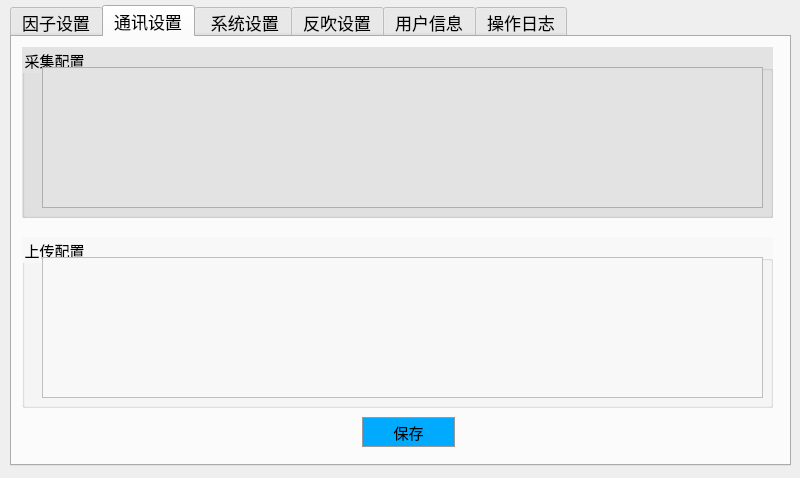
The window that voc-gas/paramset.ui (aa123Eason/workcode) describes before a commit, drawn with Qt 5.
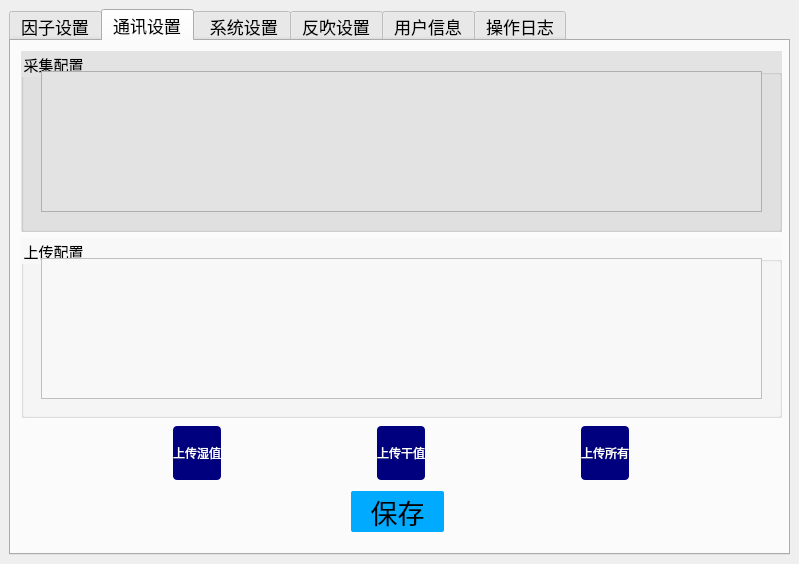
The same window after the commit.

Commit message: 完成数据上传主功能，干湿值上传切换功能，并着手测试

Patch:
```diff
--- a/voc-gas/paramset.ui
+++ b/voc-gas/paramset.ui
@@ -6,23 +6,17 @@
    <rect>
     <x>0</x>
     <y>0</y>
-    <width>800</width>
-    <height>478</height>
+    <width>799</width>
+    <height>564</height>
    </rect>
   </property>
   <property name="windowTitle">
    <string>参数设置</string>
   </property>
   <widget class="QWidget" name="centralwidget">
+   <layout class="QVBoxLayout" name="verticalLayout_2">
+    <item>
    <widget class="QTabWidget" name="tabWidget">
-    <property name="geometry">
-     <rect>
-      <x>10</x>
-      <y>5</y>
-      <width>781</width>
-      <height>461</height>
-     </rect>
-    </property>
     <property name="font">
      <font>
       <pointsize>13</pointsize>
@@ -103,15 +97,72 @@
      <attribute name="title">
       <string>通讯设置</string>
      </attribute>
+       <widget class="QPushButton" name="pushButton_7">
+        <property name="geometry">
+         <rect>
+          <x>340</x>
+          <y>450</y>
+          <width>93</width>
+          <height>41</height>
+         </rect>
+        </property>
+        <property name="sizePolicy">
+         <sizepolicy hsizetype="Fixed" vsizetype="Fixed">
+          <horstretch>0</horstretch>
+          <verstretch>0</verstretch>
+         </sizepolicy>
+        </property>
+        <property name="font">
+         <font>
+          <family>黑体</family>
+          <pointsize>20</pointsize>
+          <weight>9</weight>
+          <italic>false</italic>
+          <bold>false</bold>
+         </font>
+        </property>
+        <property name="styleSheet">
+         <string notr="true">QPushButton
+{
+	
+	font:75 20pt &quot;黑体&quot;;
+	border-radius:2px;
+	
+	
+	background-color: rgb(0, 170, 255);
+	
+	
+	color: rgb(0, 0, 0);
+
+	border-radius:2px;
+	height:54px;
+
+}
+
+QPushButton::hover
+{
+	
+	
+	background-color: rgb(0, 115, 173);
+
+}</string>
+        </property>
+        <property name="text">
+         <string>保存</string>
+        </property>
+       </widget>
+       <widget class="QWidget" name="">
+        <property name="geometry">
+         <rect>
+          <x>10</x>
+          <y>10</y>
+          <width>761</width>
+          <height>431</height>
+         </rect>
+        </property>
+        <layout class="QVBoxLayout" name="verticalLayout" stretch="1,1,0">
+         <item>
      <widget class="QGroupBox" name="groupBox">
-      <property name="geometry">
-       <rect>
-        <x>10</x>
-        <y>10</y>
-        <width>751</width>
-        <height>171</height>
-       </rect>
-      </property>
       <property name="font">
        <font>
         <pointsize>11</pointsize>
@@ -134,15 +185,9 @@
        </property>
       </widget>
      </widget>
+         </item>
+         <item>
      <widget class="QGroupBox" name="groupBox_2">
-      <property name="geometry">
-       <rect>
-        <x>10</x>
-        <y>200</y>
-        <width>751</width>
-        <height>171</height>
-       </rect>
-      </property>
       <property name="font">
        <font>
         <pointsize>11</pointsize>
@@ -165,30 +210,129 @@
        </property>
       </widget>
      </widget>
-     <widget class="QPushButton" name="pushButton_7">
-      <property name="geometry">
-       <rect>
-        <x>350</x>
-        <y>380</y>
-        <width>93</width>
-        <height>30</height>
-       </rect>
-      </property>
-      <property name="font">
-       <font>
-        <pointsize>11</pointsize>
-       </font>
-      </property>
+         </item>
+         <item>
+          <layout class="QHBoxLayout" name="horizontalLayout_5">
+           <property name="leftMargin">
+            <number>2</number>
+           </property>
+           <property name="topMargin">
+            <number>2</number>
+           </property>
+           <property name="rightMargin">
+            <number>2</number>
+           </property>
+           <property name="bottomMargin">
+            <number>2</number>
+           </property>
+           <item>
+            <widget class="QPushButton" name="uploadwet">
+             <property name="sizePolicy">
+              <sizepolicy hsizetype="Fixed" vsizetype="Fixed">
+               <horstretch>0</horstretch>
+               <verstretch>0</verstretch>
+              </sizepolicy>
+             </property>
       <property name="styleSheet">
-       <string notr="true">QPushButton{background-color:#00aaff;width:48px;height:24px;border:1px solid #999999;opacity:1;}
-QPushButton:hover{width: 48px;height: 24px;background: #E4EEF8;border: 1px solid #87AFFA;opacity: 1;}
-QPushButton:pressed{width: 56px;height: 24px;background: #CCE5F8;border: 1px solid #0A64E1;opacity: 1;}
-QPushButton:disabled{width: 56px;height: 24px;background: #CCE5F8;border: 1px solid #0A64E1;opacity: 1;}
-</string>
+              <string notr="true">QPushButton
+{
+	
+	font:75 20pt &quot;黑体&quot;;
+	border-radius:4px;
+	
+	background-color: rgb(0, 0, 127);
+	
+	color: rgb(255, 255, 255);
+
+	height:54px;
+
+}
+
+QPushButton::hover
+{
+	
+	background-color: rgb(30, 41, 255);
+
+}</string>
       </property>
       <property name="text">
-       <string>保存</string>
-      </property>
+              <string>上传湿值</string>
+             </property>
+            </widget>
+           </item>
+           <item>
+            <widget class="QPushButton" name="uploaddry">
+             <property name="sizePolicy">
+              <sizepolicy hsizetype="Fixed" vsizetype="Fixed">
+               <horstretch>0</horstretch>
+               <verstretch>0</verstretch>
+              </sizepolicy>
+             </property>
+             <property name="styleSheet">
+              <string notr="true">QPushButton
+{
+	
+	font:75 20pt &quot;黑体&quot;;
+	border-radius:4px;
+	
+	background-color: rgb(0, 0, 127);
+	
+	color: rgb(255, 255, 255);
+
+	height:54px;
+
+}
+
+QPushButton::hover
+{
+	
+	background-color: rgb(30, 41, 255);
+
+}</string>
+             </property>
+             <property name="text">
+              <string>上传干值</string>
+             </property>
+            </widget>
+           </item>
+           <item>
+            <widget class="QPushButton" name="uploadall">
+             <property name="sizePolicy">
+              <sizepolicy hsizetype="Fixed" vsizetype="Fixed">
+               <horstretch>0</horstretch>
+               <verstretch>0</verstretch>
+              </sizepolicy>
+             </property>
+             <property name="styleSheet">
+              <string notr="true">QPushButton
+{
+	
+	font:75 20pt &quot;黑体&quot;;
+	border-radius:4px;
+	
+	background-color: rgb(0, 0, 127);
+	
+	color: rgb(255, 255, 255);
+
+	height:54px;
+
+}
+
+QPushButton::hover
+{
+	
+	background-color: rgb(30, 41, 255);
+
+}</string>
+             </property>
+             <property name="text">
+              <string>上传所有</string>
+             </property>
+            </widget>
+           </item>
+          </layout>
+         </item>
+        </layout>
      </widget>
     </widget>
     <widget class="QWidget" name="tab_3">
@@ -736,6 +880,8 @@
      </widget>
     </widget>
    </widget>
+    </item>
+   </layout>
   </widget>
  </widget>
  <resources/>
```
Lines whose indentation alone changed are shown as unchanged. The commit also changes 8 other files.
